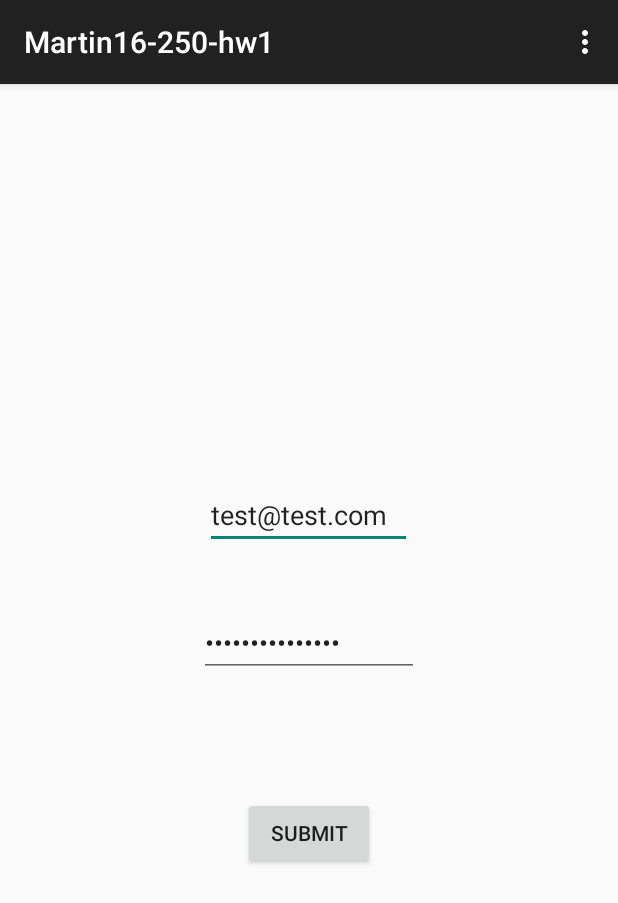
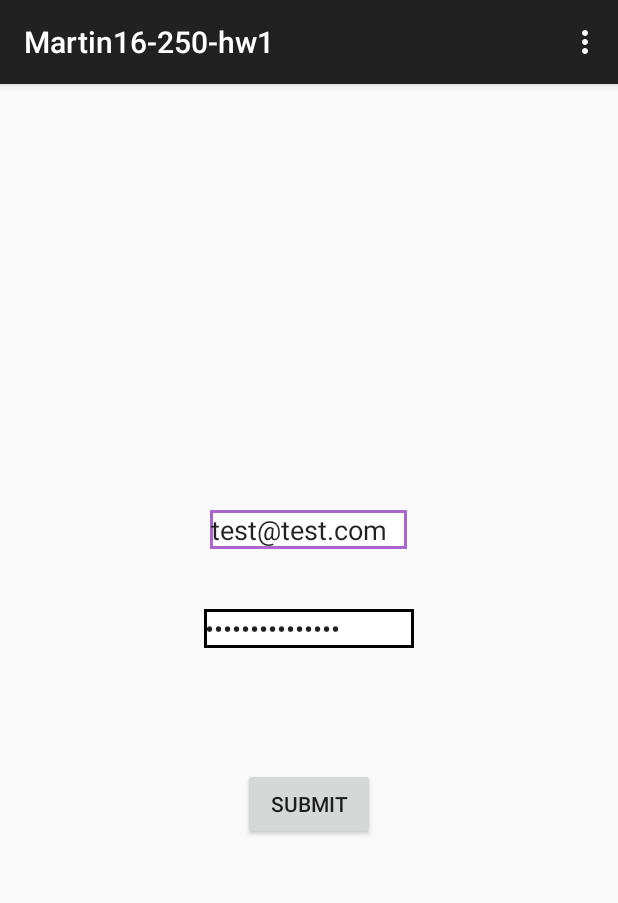
Before and after one commit to jaxkewl/Martin16-250-hw1, an Android app: the screen it shows after launch (MainActivity), on a phone screen of 412 x 824 dp. Shown: the top 903 px of the screen. Run offline under Robolectric (Android 15) with nearby library versions, the phone set to English and light mode, and no system bars.

Commit message:
got two state edit text working

```diff
--- /dev/null
+++ b/app/src/main/res/drawable/edit_text_multi_state_style.xml
@@ -0,0 +1,25 @@
+<?xml version="1.0" encoding="utf-8"?>
+<selector xmlns:android="http://schemas.android.com/apk/res/android">
+
+    <!--Here is the style when the edit text is active-->
+    <item android:state_focused="true">
+
+        <shape xmlns:android="http://schemas.android.com/apk/res/android">
+            <solid android:color="@color/white" />
+            <stroke android:width="2dp" android:color="@color/purple" />
+            <padding android:left="1dp" android:top="1dp" android:right="1dp" android:bottom="1dp" />
+        </shape>
+
+    </item>
+
+    <!--Here is the style when the edit text is not active-->
+    <item android:state_focused="false">
+
+        <shape xmlns:android="http://schemas.android.com/apk/res/android">
+            <solid android:color="@color/white" />
+            <stroke android:width="2dp" android:color="@color/black" />
+            <padding android:left="1dp" android:top="1dp" android:right="1dp" android:bottom="1dp" />
+        </shape>
+
+    </item>
+</selector>
--- /dev/null
+++ b/app/src/main/res/drawable/two_button_style.xml
@@ -0,0 +1,5 @@
+<?xml version="1.0" encoding="utf-8"?>
+<selector xmlns:android="http://schemas.android.com/apk/res/android">
+    <!--<item android:drawable="@drawable/button_pressed" android:state_pressed="true" />
+    <item android:drawable="@drawable/button_default" />-->
+</selector>
--- a/app/src/main/res/layout/fragment_main.xml
+++ b/app/src/main/res/layout/fragment_main.xml
@@ -18,6 +18,7 @@
 
     <EditText
         android:layout_marginBottom="40dp"
+        android:background="@drawable/edit_text_multi_state_style"
         android:id="@+id/edit_text_email"
         android:hint="@string/hint_email"
         android:inputType="textEmailAddress"
@@ -27,6 +28,7 @@
 
     <EditText
         android:layout_marginBottom="80dp"
+        android:background="@drawable/edit_text_multi_state_style"
         android:id="@+id/edit_text_password"
         android:hint="@string/hint_password"
         android:text="password_string"
```
Also changed, not shown: app/src/main/res/drawable/border_style.xml (added, +12 -0 lines), app/src/main/res/drawable/edit_text_style.xml (added, +15 -0 lines), app/src/main/res/values/colors.xml (added, +18 -0 lines).
